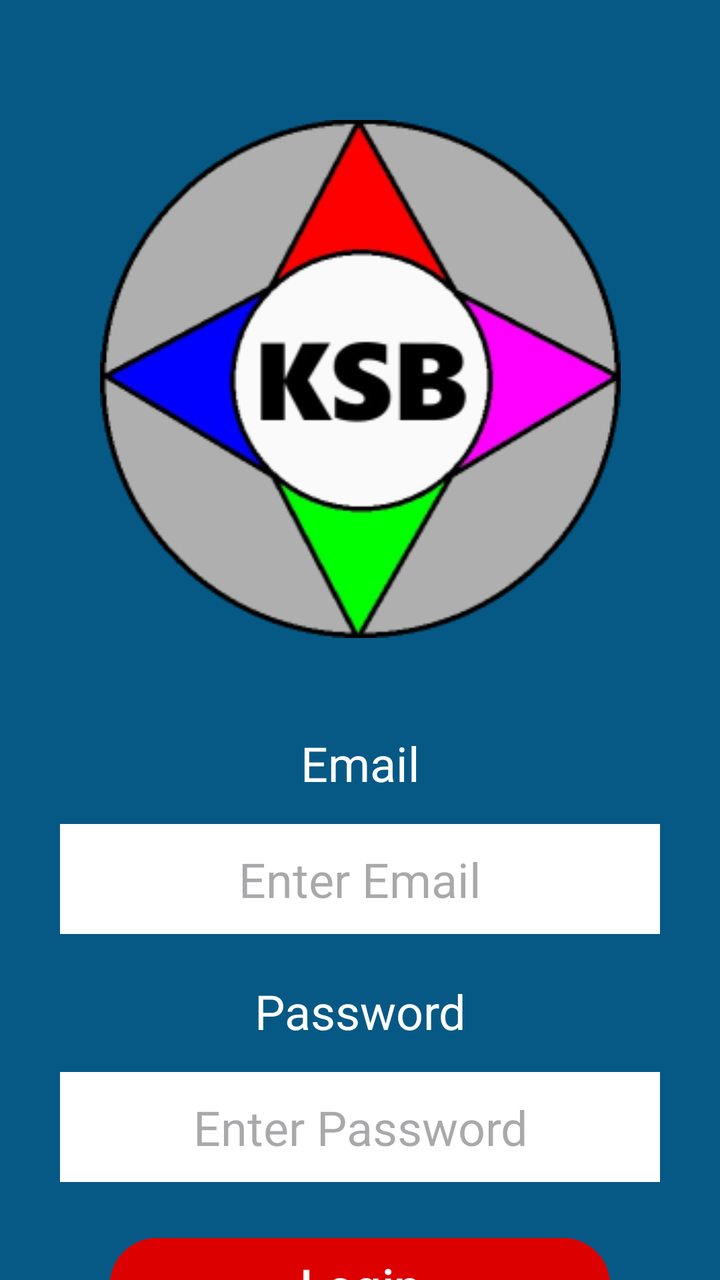
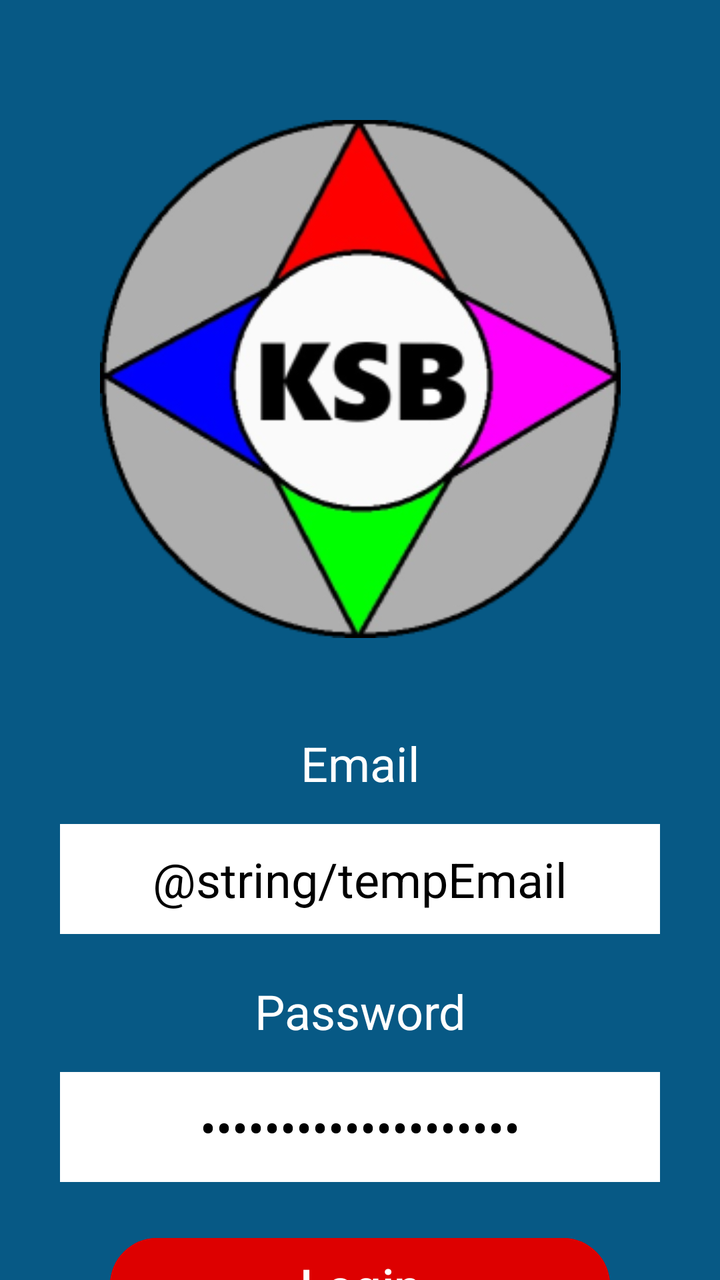

Two renders of the same Android screen: before a commit and after it. Below are the layout's source before the change and the commit's diff.
<!-- AndroidManifest.xml: application theme Theme.KracKShacKBanking -->
<!-- res/layout/login.xml -->
<?xml version="1.0" encoding="utf-8"?>
<androidx.constraintlayout.widget.ConstraintLayout xmlns:android="http://schemas.android.com/apk/res/android"
    xmlns:app="http://schemas.android.com/apk/res-auto"
    xmlns:tools="http://schemas.android.com/tools"
    android:layout_width="match_parent"
    android:layout_height="match_parent"
    android:background="#075985">

    <ImageView
        android:id="@+id/logo_img"
        android:layout_width="343dp"
        android:layout_height="259dp"
        android:layout_marginTop="60dp"
        app:layout_constraintEnd_toEndOf="parent"
        app:layout_constraintStart_toStartOf="parent"
        app:layout_constraintTop_toTopOf="parent"
        app:srcCompat="@drawable/logo" />

    <TextView
        android:id="@+id/textViewUsername"
        android:layout_width="300dp"
        android:layout_height="45dp"
        android:layout_marginTop="40dp"
        android:gravity="center"
        android:text="@string/Email"
        android:textColor="@android:color/white"
        android:textSize="24sp"
        app:layout_constraintEnd_toEndOf="parent"
        app:layout_constraintStart_toStartOf="parent"
        app:layout_constraintTop_toBottomOf="@id/logo_img" />

    <EditText
        android:id="@+id/Username_txt"
        android:layout_width="300dp"
        android:layout_height="55dp"
        android:layout_marginTop="8dp"
        android:background="@color/white"
        android:gravity="center_horizontal|center_vertical"
        android:hint="@string/email"
        android:textColor="@color/black"
        android:textSize="24sp"
        app:layout_constraintEnd_toEndOf="parent"
        app:layout_constraintStart_toStartOf="parent"
        app:layout_constraintTop_toBottomOf="@id/textViewUsername" />

    <TextView
        android:id="@+id/textViewPassword"
        android:layout_width="300dp"
        android:layout_height="45dp"
        android:layout_marginTop="16dp"
        android:gravity="center"
        android:text="@string/Password"
        android:textColor="@android:color/white"
        android:textSize="24sp"
        app:layout_constraintEnd_toEndOf="parent"
        app:layout_constraintStart_toStartOf="parent"
        app:layout_constraintTop_toBottomOf="@id/Username_txt" />

    <EditText
        android:id="@+id/Password_txt"
        android:layout_width="300dp"
        android:layout_height="55dp"
        android:layout_marginTop="8dp"
        android:background="@color/white"
        android:ems="10"
        android:gravity="center_horizontal|center_vertical"
        android:hint="@string/EnterPassword"
        android:inputType="textPassword"
        android:textColor="@android:color/black"
        android:textSize="24sp"
        app:layout_constraintEnd_toEndOf="parent"
        app:layout_constraintStart_toStartOf="parent"
        app:layout_constraintTop_toBottomOf="@id/textViewPassword" />

    <Button
        android:id="@+id/button"
        android:layout_width="250dp"
        android:layout_height="55dp"
        android:layout_marginTop="24dp"
        android:backgroundTint="#DD0000"
        android:text="@string/Login"
        android:textSize="24sp"
        app:layout_constraintEnd_toEndOf="parent"
        app:layout_constraintStart_toStartOf="parent"
        app:layout_constraintTop_toBottomOf="@id/Password_txt" />

</androidx.constraintlayout.widget.ConstraintLayout>
<!-- resources referenced by this layout -->
<resources>
  <color name="black">#000000</color>
  <color name="white">#FFFFFF</color>
  <!-- drawable logo: png bitmap (drawable, 35989 bytes) -->
  <string name="Email">Email</string>
  <string name="EnterPassword">Enter Password</string>
  <string name="Login">Login</string>
  <string name="Password">Password</string>
  <string name="email">Enter Email</string>
  <style name="Theme.KracKShacKBanking" parent="Theme.Material3.DayNight.NoActionBar">
          <item name="colorPrimary">@color/primary</item>
          <item name="colorPrimaryVariant">@color/primary_dark</item>
          <item name="colorOnPrimary">@color/white</item>
          <item name="colorSecondary">@color/secondary</item>
          <item name="colorSecondaryVariant">@color/secondary_dark</item>
          <item name="colorOnSecondary">@color/black</item>
          <item name="android:statusBarColor">@color/primary</item>
          <item name="android:navigationBarColor">@color/primary</item>
          <item name="android:windowLightStatusBar">false</item>
  
      </style>
  <color name="primary">#2196F3</color>
  <color name="primary_dark">#1976D2</color>
  <color name="secondary">#FFC107</color>
  <color name="secondary_dark">#FFA000</color>
</resources>

<!-- the commit's change to res/layout/login.xml (unified diff, before → after) -->
@@ -37,6 +37,7 @@
         android:background="@color/white"
         android:gravity="center_horizontal|center_vertical"
         android:hint="@string/email"
+        android:text="@string/tempEmail"
         android:textColor="@color/black"
         android:textSize="24sp"
         app:layout_constraintEnd_toEndOf="parent"
@@ -66,6 +67,7 @@
         android:gravity="center_horizontal|center_vertical"
         android:hint="@string/EnterPassword"
         android:inputType="textPassword"
+        android:text="@string/tempPassword"
         android:textColor="@android:color/black"
         android:textSize="24sp"
         app:layout_constraintEnd_toEndOf="parent"
